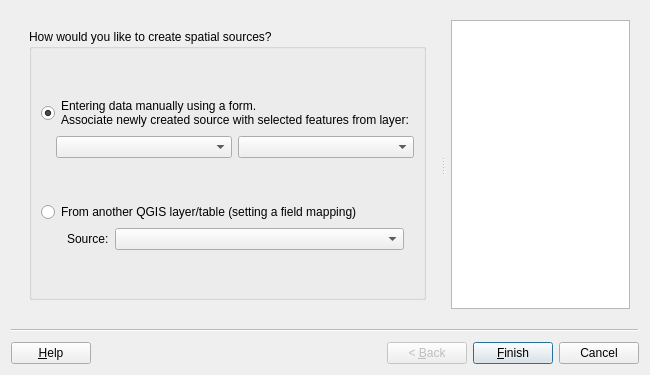
SwissTierrasColombia/Asistente-LADM-COL, file asistente_ladm_col/ui/wiz_create_spatial_source_cadastre.ui: the form before one commit.
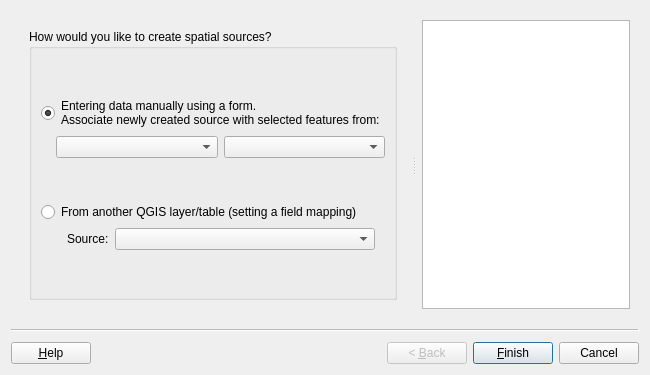
The form after the commit. Custom widgets are drawn as their Qt base class.

Diff of the .ui file:
```diff
--- a/asistente_ladm_col/ui/wiz_create_spatial_source_cadastre.ui
+++ b/asistente_ladm_col/ui/wiz_create_spatial_source_cadastre.ui
@@ -66,7 +66,7 @@
             <widget class="QRadioButton" name="rad_create_manually">
              <property name="text">
               <string>Entering data manually using a form.
-Associate newly created source with selected features from layer:</string>
+Associate newly created source with selected features from:</string>
              </property>
              <property name="checked">
               <bool>true</bool>
```
